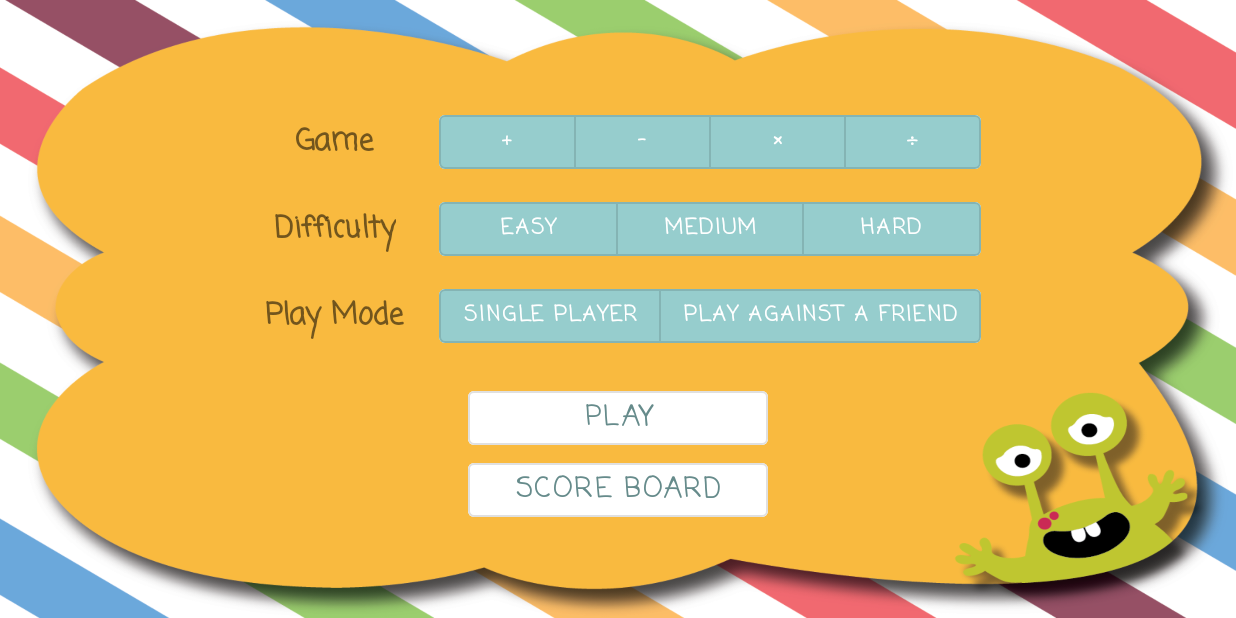
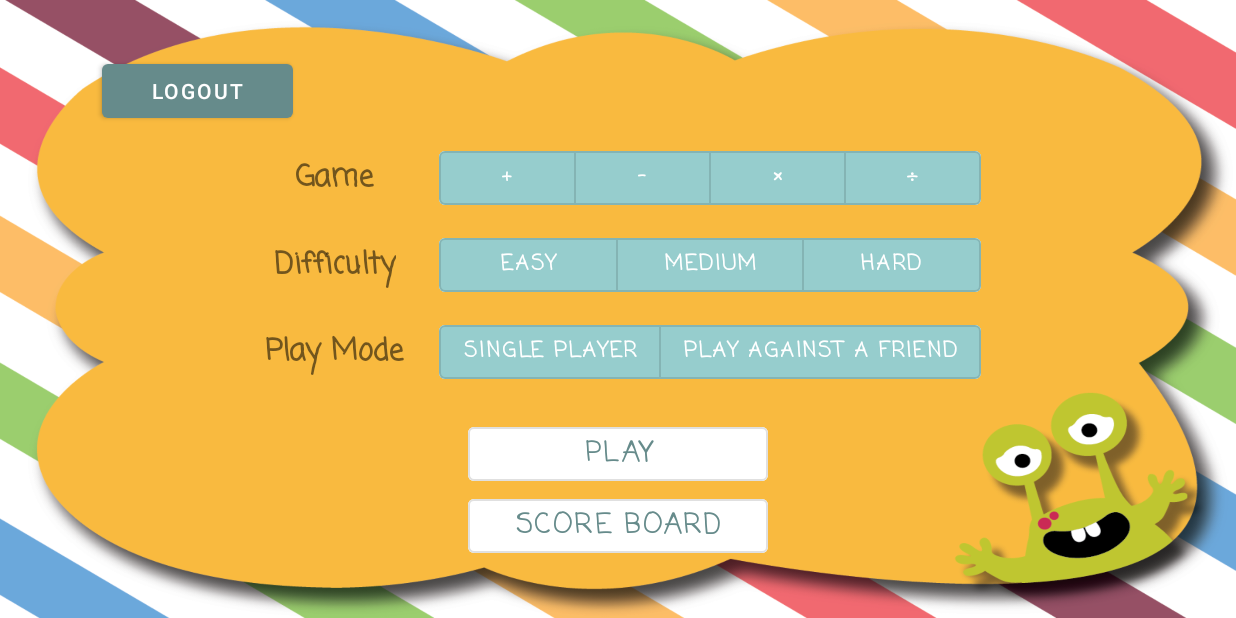
Before and after one commit to Meiwang1248/MonsterMath, an Android app: the screen it shows after launch once a user with an empty profile is signed in (GameSettingActivity), on a phone screen of 824 x 412 dp (held sideways). Run offline under Robolectric (Android 15) with nearby library versions, the phone set to English and light mode, and no system bars; our stand-ins replace Firebase (no records; nobody signed in at launch, a user with empty details on screens opened directly).

Commit message:
add logout button in setting

```diff
--- a/app/src/main/java/edu/neu/madcourse/monstermath/GameSettingActivity.java
+++ b/app/src/main/java/edu/neu/madcourse/monstermath/GameSettingActivity.java
@@ -11,7 +11,7 @@ import com.google.android.material.button.MaterialButtonToggleGroup;
 
 public class GameSettingActivity extends AppCompatActivity {
     MaterialButtonToggleGroup tgBtnGrpOperation, tgBtnGrpLevel, tgBtnGrpMode;
-    Button btnSettingDone, btnScoreBoard;
+    Button btnLogout, btnSettingDone, btnScoreBoard;
     String gameOperation, gameLevel;
     boolean gameMode;
 
@@ -92,6 +92,7 @@ public class GameSettingActivity extends AppCompatActivity {
             }
         });
 
+
         btnSettingDone = findViewById(R.id.btnSettingDone);
         btnSettingDone.setOnClickListener(new View.OnClickListener() {
             @Override
--- a/app/src/main/res/layout/activity_game_setting.xml
+++ b/app/src/main/res/layout/activity_game_setting.xml
@@ -19,9 +19,20 @@
     <LinearLayout
         android:layout_width="match_parent"
         android:layout_height="match_parent"
-        android:layout_margin="10dp"
+        android:layout_marginStart="10dp"
+        android:layout_marginTop="10dp"
+        android:layout_marginEnd="10dp"
+        android:layout_marginBottom="10dp"
         android:gravity="center"
         android:orientation="vertical">
+
+        <Button
+            android:id="@+id/btnSettingLogout"
+            android:layout_width="127dp"
+            android:layout_height="wrap_content"
+            android:layout_marginLeft="20dp"
+            android:layout_marginRight="300dp"
+            android:text="@string/setting_button_logout" />
 
         <TableLayout
             android:layout_width="match_parent"
@@ -32,19 +43,19 @@
             <TableRow
                 android:layout_width="match_parent"
                 android:layout_height="match_parent"
-                android:gravity="center"
-                android:layout_marginTop="10dp">
+                android:layout_marginTop="10dp"
+                android:gravity="center">
 
                 <TextView
                     android:id="@+id/tvSettingGame"
                     android:layout_width="wrap_content"
                     android:layout_height="wrap_content"
-                    android:fontFamily="casual"
                     android:layout_gravity="center"
                     android:layout_marginEnd="15dp"
-                    android:textStyle="bold"
+                    android:fontFamily="casual"
                     android:text="@string/setting_game"
-                    android:textSize="20sp" />
+                    android:textSize="20sp"
+                    android:textStyle="bold" />
 
                 <com.google.android.material.button.MaterialButtonToggleGroup
                     android:id="@+id/toggleBtnGrpOperationSelection"
@@ -55,54 +66,54 @@
 
                     <Button
                         android:id="@+id/btnSettingGameAdd"
+                        style="?attr/materialButtonOutlinedStyle"
                         android:layout_width="wrap_content"
                         android:layout_height="match_parent"
                         android:layout_marginHorizontal="10dp"
                         android:layout_weight="1"
-                        style="?attr/materialButtonOutlinedStyle"
-                        android:textColor="@color/white"
-                        android:textStyle="bold"
                         android:backgroundTint="@color/colorSecondary"
                         android:fontFamily="casual"
-                        android:text="@string/setting_button_add" />
+                        android:text="@string/setting_button_add"
+                        android:textColor="@color/white"
+                        android:textStyle="bold" />
 
                     <Button
                         android:id="@+id/btnSettingGameSubtract"
+                        style="?attr/materialButtonOutlinedStyle"
                         android:layout_width="wrap_content"
                         android:layout_height="wrap_content"
                         android:layout_marginHorizontal="10dp"
                         android:layout_weight="1"
-                        style="?attr/materialButtonOutlinedStyle"
-                        android:textColor="@color/white"
-                        android:textStyle="bold"
                         android:backgroundTint="@color/colorSecondary"
                         android:fontFamily="casual"
-                        android:text="@string/setting_button_subtract" />
+                        android:text="@string/setting_button_subtract"
+                        android:textColor="@color/white"
+                        android:textStyle="bold" />
 
                     <Button
                         android:id="@+id/btnSettingGameMultiply"
+                        style="?attr/materialButtonOutlinedStyle"
                         android:layout_width="wrap_content"
                         android:layout_height="wrap_content"
                         android:layout_marginHorizontal="10dp"
                         android:layout_weight="1"
-                        style="?attr/materialButtonOutlinedStyle"
-                        android:textColor="@color/white"
-                        android:textStyle="bold"
                         android:backgroundTint="@color/colorSecondary"
                         android:fontFamily="casual"
-                        android:text="@string/setting_button_multiply" />
+                        android:text="@string/setting_button_multiply"
+                        android:textColor="@color/white"
+                        android:textStyle="bold" />
 
                     <Button
                         android:id="@+id/btnSettingGameDivide"
+                        style="?attr/materialButtonOutlinedStyle"
                         android:layout_width="wrap_content"
                         android:layout_height="wrap_content"
                         android:layout_marginHorizontal="10dp"
                         android:layout_weight="1"
-                        style="?attr/materialButtonOutlinedStyle"
-                        android:textColor="@color/white"
                         android:backgroundTint="@color/colorSecondary"
                         android:fontFamily="casual"
                         android:text="@string/setting_button_divide"
+                        android:textColor="@color/white"
                         android:textStyle="bold" />
 
                 </com.google.android.material.button.MaterialButtonToggleGroup>
@@ -112,8 +123,8 @@
             <TableRow
                 android:layout_width="match_parent"
                 android:layout_height="match_parent"
-                android:gravity="center"
-                android:layout_marginTop="10dp">
+                android:layout_marginTop="10dp"
+                android:gravity="center">
 
                 <TextView
                     android:id="@+id/tvSettingLevel"
@@ -123,8 +134,8 @@
                     android:layout_marginEnd="15dp"
                     android:fontFamily="casual"
                     android:text="@string/setting_difficulty"
-                    android:textStyle="bold"
-                    android:textSize="20sp" />
+                    android:textSize="20sp"
+                    android:textStyle="bold" />
 
                 <com.google.android.material.button.MaterialButtonToggleGroup
                     android:id="@+id/toggleBtnGrpLevelSelection"
@@ -135,42 +146,42 @@
 
                     <Button
                         android:id="@+id/btnSettingLevelEasy"
+                        style="?attr/materialButtonOutlinedStyle"
                         android:layout_width="wrap_content"
                         android:layout_height="wrap_content"
                         android:layout_marginHorizontal="10dp"
                         android:layout_weight="1"
-                        style="?attr/materialButtonOutlinedStyle"
-                        android:textColor="@color/white"
-                        android:textStyle="bold"
                         android:backgroundTint="@color/colorSecondary"
                         android:fontFamily="casual"
-                        android:text="@string/setting_button_easy" />
+                        android:text="@string/setting_button_easy"
+                        android:textColor="@color/white"
+                        android:textStyle="bold" />
 
                     <Button
                         android:id="@+id/btnSettingLevelMedium"
+                        style="?attr/materialButtonOutlinedStyle"
                         android:layout_width="wrap_content"
                         android:layout_height="wrap_content"
                         android:layout_marginHorizontal="10dp"
                         android:layout_weight="1"
-                        style="?attr/materialButtonOutlinedStyle"
-                        android:textColor="@color/white"
-                        android:textStyle="bold"
                         android:backgroundTint="@color/colorSecondary"
                         android:fontFamily="casual"
-                        android:text="@string/setting_button_medium" />
+                        android:text="@string/setting_button_medium"
+                        android:textColor="@color/white"
+                        android:textStyle="bold" />
 
                     <Button
                         android:id="@+id/btnSettingLevelHard"
+                        style="?attr/materialButtonOutlinedStyle"
                         android:layout_width="wrap_content"
                         android:layout_height="wrap_content"
                         android:layout_marginHorizontal="10dp"
                         android:layout_weight="1"
-                        style="?attr/materialButtonOutlinedStyle"
-                        android:textColor="@color/white"
-                        android:textStyle="bold"
                         android:backgroundTint="@color/colorSecondary"
                         android:fontFamily="casual"
-                        android:text="@string/setting_button_hard" />
+                        android:text="@string/setting_button_hard"
+                        android:textColor="@color/white"
+                        android:textStyle="bold" />
 
                 </com.google.android.material.button.MaterialButtonToggleGroup>
 
@@ -179,19 +190,19 @@
             <TableRow
                 android:layout_width="match_parent"
                 android:layout_height="match_parent"
-                android:gravity="center"
-                android:layout_marginTop="10dp">
+                android:layout_marginTop="10dp"
+                android:gravity="center">
 
                 <TextView
                     android:id="@+id/tvSettingMode"
                     android:layout_width="wrap_content"
                     android:layout_height="wrap_content"
+                    android:layout_gravity="center"
                     android:layout_marginEnd="15dp"
                     android:fontFamily="casual"
-                    android:layout_gravity="center"
                     android:text="@string/setting_playmode"
-                    android:textStyle="bold"
-                    android:textSize="20sp" />
+                    android:textSize="20sp"
+                    android:textStyle="bold" />
 
                 <com.google.android.material.button.MaterialButtonToggleGroup
                     android:id="@+id/toggleBtnGrpModeSelection"
@@ -202,29 +213,29 @@
 
                     <Button
                         android:id="@+id/btnSettingModeSolo"
+                        style="?attr/materialButtonOutlinedStyle"
                         android:layout_width="wrap_content"
                         android:layout_height="wrap_content"
                         android:layout_marginHorizontal="10dp"
                         android:layout_weight="1"
-                        style="?attr/materialButtonOutlinedStyle"
-                        android:textColor="@color/white"
-                        android:textStyle="bold"
                         android:backgroundTint="@color/colorSecondary"
                         android:fontFamily="casual"
-                        android:text="@string/setting_button_single_player" />
+                        android:text="@string/setting_button_single_player"
+                        android:textColor="@color/white"
+                        android:textStyle="bold" />
 
                     <Button
                         android:id="@+id/btnSettingModeComp"
+                        style="?attr/materialButtonOutlinedStyle"
                         android:layout_width="wrap_content"
                         android:layout_height="wrap_content"
                         android:layout_marginHorizontal="10dp"
                         android:layout_weight="1"
-                        style="?attr/materialButtonOutlinedStyle"
-                        android:textColor="@color/white"
-                        android:textStyle="bold"
                         android:backgroundTint="@color/colorSecondary"
                         android:fontFamily="casual"
-                        android:text="@string/setting_button_play_with_friend" />
+                        android:text="@string/setting_button_play_with_friend"
+                        android:textColor="@color/white"
+                        android:textStyle="bold" />
 
                 </com.google.android.material.button.MaterialButtonToggleGroup>
 
@@ -234,10 +245,10 @@
 
         <Button
             android:id="@+id/btnSettingDone"
+            style="?attr/materialButtonOutlinedStyle"
             android:layout_width="200dp"
             android:layout_height="wrap_content"
             android:layout_marginTop="20dp"
-            style="?attr/materialButtonOutlinedStyle"
             android:backgroundTint="@color/white"
             android:fontFamily="casual"
             android:includeFontPadding="false"
@@ -247,13 +258,13 @@
 
         <Button
             android:id="@+id/btnScoreBoard"
+            style="?attr/materialButtonOutlinedStyle"
             android:layout_width="200dp"
             android:layout_height="wrap_content"
-            style="?attr/materialButtonOutlinedStyle"
+            android:backgroundTint="@color/white"
             android:fontFamily="casual"
+            android:includeFontPadding="false"
             android:text="@string/score_board"
-            android:backgroundTint="@color/white"
-            android:includeFontPadding="false"
             android:textSize="18sp"
             android:textStyle="bold" />
 
```
